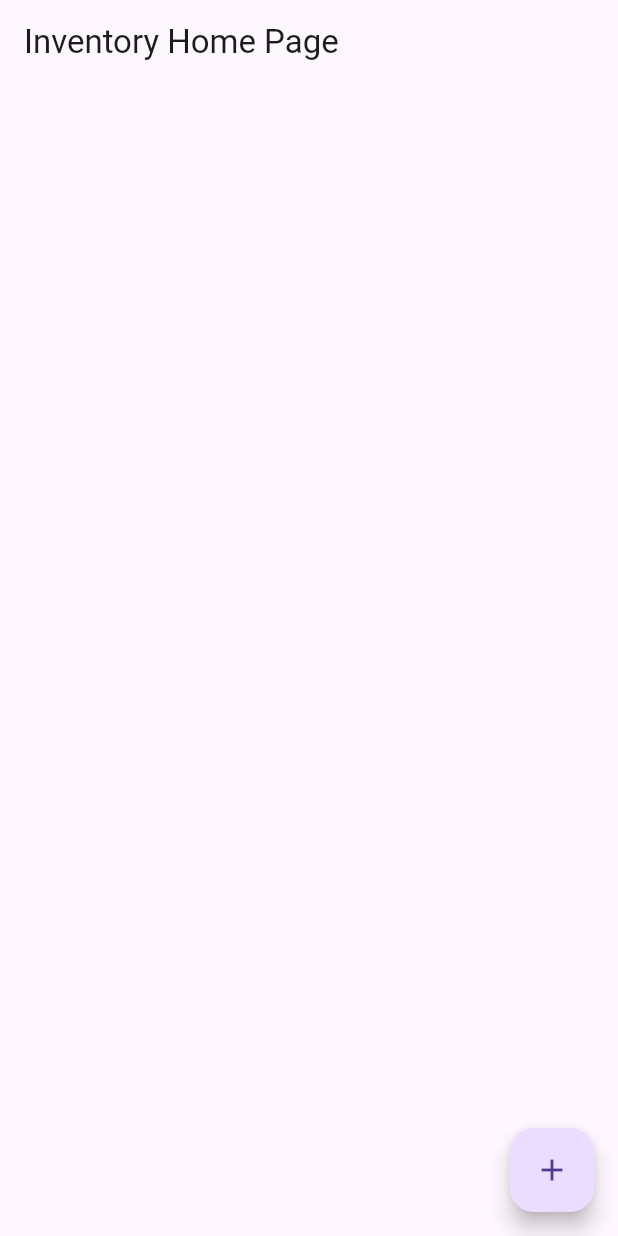
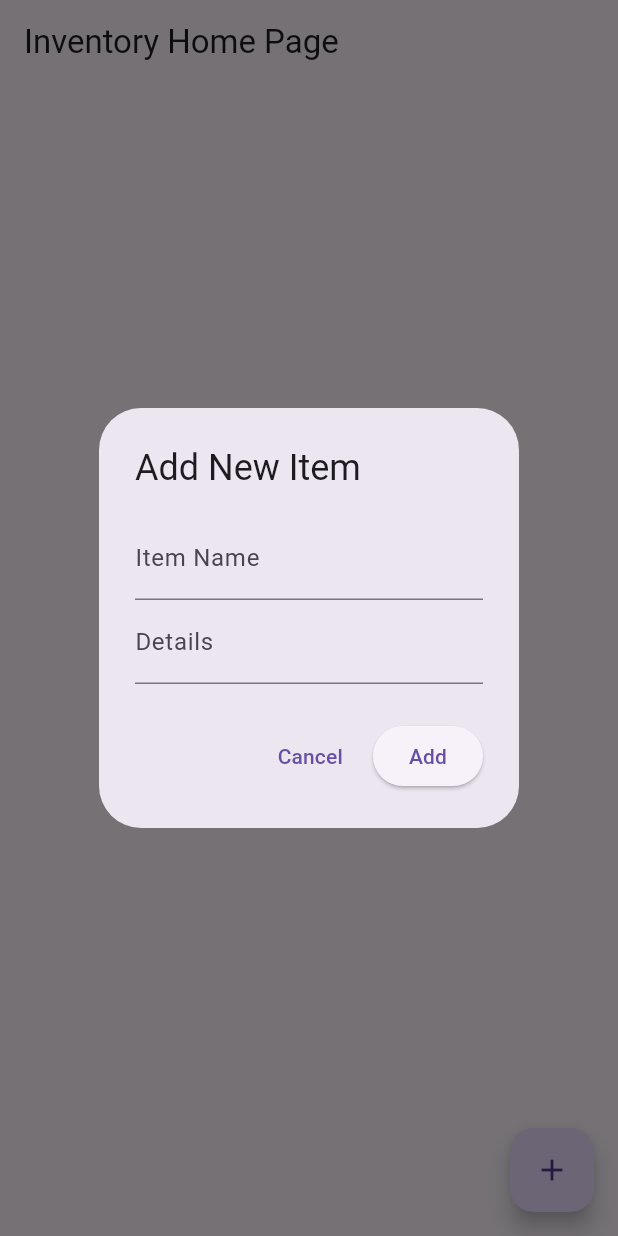
Before and after one commit to grawlings1/cw12, a Flutter app: the screen it shows after launch, after a tap on the "add" icon, on a phone screen of 412 x 824 dp. Run offline on Flutter 3.47's test engine with Material 3 defaults, Android fonts, the light colour scheme and no system bars; our stand-ins replace cloud_firestore, firebase_core; accounts and stored records are empty.

Commit message:
add new inventory items

```diff
--- a/lib/main.dart
+++ b/lib/main.dart
@@ -87,10 +87,63 @@
         },
       ),
       floatingActionButton: FloatingActionButton(
-        onPressed: () {},
+        onPressed: _showAddItemDialog,
         tooltip: 'Add Item',
         child: const Icon(Icons.add),
       ),
     );
   }
+
+  void _showAddItemDialog() {
+    String? itemName;
+    String? itemDetails;
+    showDialog(
+      context: context,
+      builder: (context) {
+        return AlertDialog(
+          title: const Text("Add New Item"),
+          content: Column(
+            mainAxisSize: MainAxisSize.min,
+            children: [
+              TextField(
+                decoration: const InputDecoration(labelText: "Item Name"),
+                onChanged: (value) {
+                  itemName = value;
+                },
+              ),
+              TextField(
+                decoration: const InputDecoration(labelText: "Details"),
+                onChanged: (value) {
+                  itemDetails = value;
+                },
+              ),
+            ],
+          ),
+          actions: [
+            TextButton(
+              child: const Text("Cancel"),
+              onPressed: () {
+                Navigator.of(context).pop();
+              },
+            ),
+            ElevatedButton(
+              child: const Text("Add"),
+              onPressed: () {
+                if (itemName != null &&
+                    itemName!.isNotEmpty &&
+                    itemDetails != null &&
+                    itemDetails!.isNotEmpty) {
+                  itemsCollection.add({
+                    'name': itemName,
+                    'details': itemDetails,
+                  });
+                  Navigator.of(context).pop();
+                }
+              },
+            ),
+          ],
+        );
+      },
+    );
+  }
 }
```
